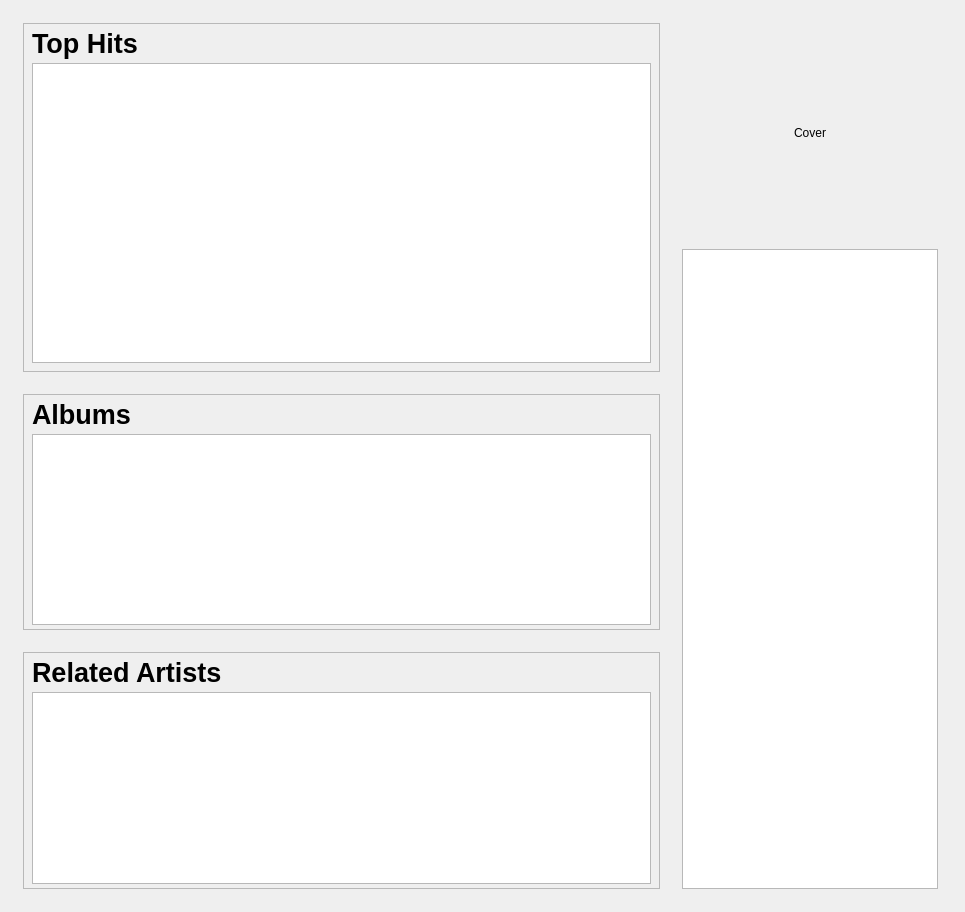
tomahawk-player/tomahawk, file src/libtomahawk/widgets/infowidgets/ArtistInfoWidget.ui: the form before one commit.
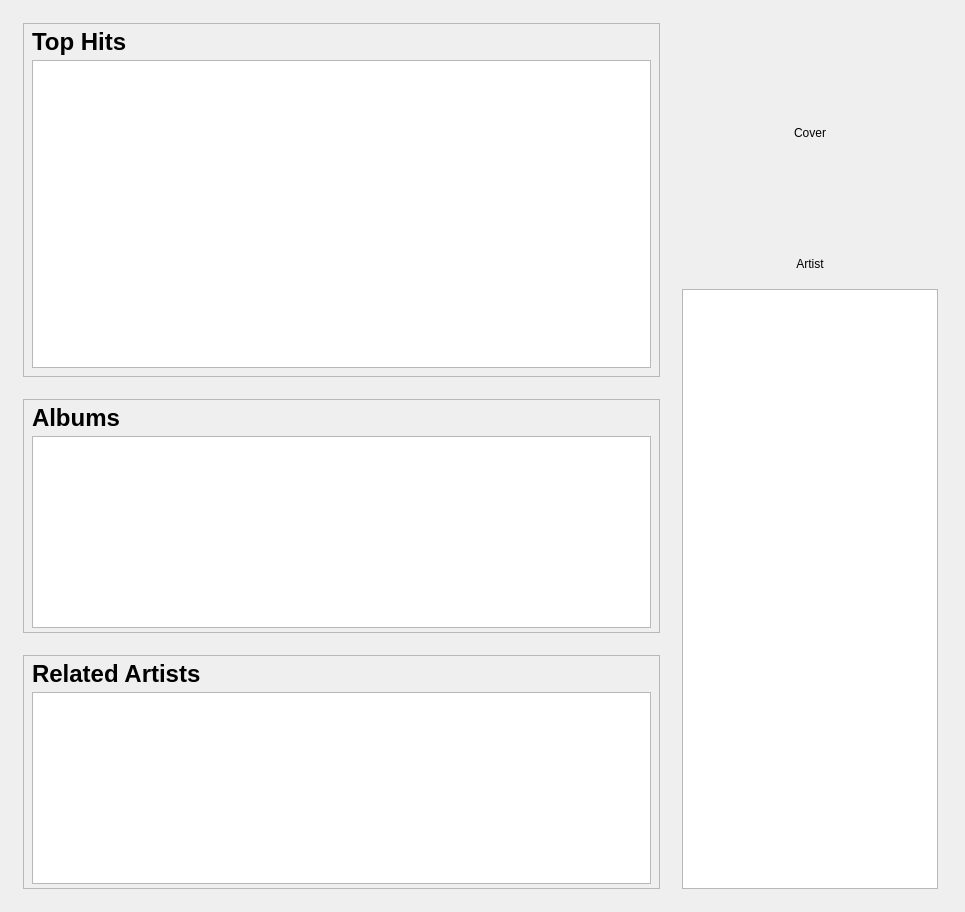
The form after the commit. Custom widgets are drawn as their Qt base class.

Commit message: * Whoops. Almost forgot this one: Show artist name on artist page.

The edit to the form file:
```diff
--- a/src/libtomahawk/widgets/infowidgets/ArtistInfoWidget.ui
+++ b/src/libtomahawk/widgets/infowidgets/ArtistInfoWidget.ui
@@ -64,7 +64,7 @@
            <widget class="QLabel" name="label">
             <property name="font">
              <font>
-              <pointsize>20</pointsize>
+              <pointsize>18</pointsize>
               <weight>75</weight>
               <bold>true</bold>
              </font>
@@ -144,7 +144,7 @@
             <property name="font">
              <font>
               <family>Arial</family>
-              <pointsize>20</pointsize>
+              <pointsize>18</pointsize>
               <weight>75</weight>
               <bold>true</bold>
              </font>
@@ -227,7 +227,7 @@
             <property name="font">
              <font>
               <family>Arial</family>
-              <pointsize>20</pointsize>
+              <pointsize>18</pointsize>
               <weight>75</weight>
               <bold>true</bold>
              </font>
@@ -288,6 +288,48 @@
          </property>
         </widget>
        </item>
+       <item>
+        <spacer name="verticalSpacer_4">
+         <property name="orientation">
+          <enum>Qt::Vertical</enum>
+         </property>
+         <property name="sizeType">
+          <enum>QSizePolicy::Fixed</enum>
+         </property>
+         <property name="sizeHint" stdset="0">
+          <size>
+           <width>20</width>
+           <height>8</height>
+          </size>
+         </property>
+        </spacer>
+       </item>
+       <item>
+        <widget class="QLabel" name="artistLabel">
+         <property name="text">
+          <string>Artist</string>
+         </property>
+         <property name="alignment">
+          <set>Qt::AlignCenter</set>
+         </property>
+        </widget>
+       </item>
+       <item>
+        <spacer name="verticalSpacer_3">
+         <property name="orientation">
+          <enum>Qt::Vertical</enum>
+         </property>
+         <property name="sizeType">
+          <enum>QSizePolicy::Fixed</enum>
+         </property>
+         <property name="sizeHint" stdset="0">
+          <size>
+           <width>20</width>
+           <height>12</height>
+          </size>
+         </property>
+        </spacer>
+       </item>
        <item>
         <widget class="QTextBrowser" name="biography">
          <property name="sizePolicy">
@@ -314,16 +356,16 @@
   </layout>
  </widget>
  <customwidgets>
-  <customwidget>
-   <class>PlaylistView</class>
-   <extends>QTreeView</extends>
-   <header>playlist/PlaylistView.h</header>
-  </customwidget>
   <customwidget>
    <class>GridView</class>
    <extends>QListView</extends>
    <header location="global">GridView.h</header>
   </customwidget>
+  <customwidget>
+   <class>PlaylistView</class>
+   <extends>QTreeView</extends>
+   <header>playlist/PlaylistView.h</header>
+  </customwidget>
  </customwidgets>
  <resources/>
  <connections/>
```
The commit also changes 2 other files.
